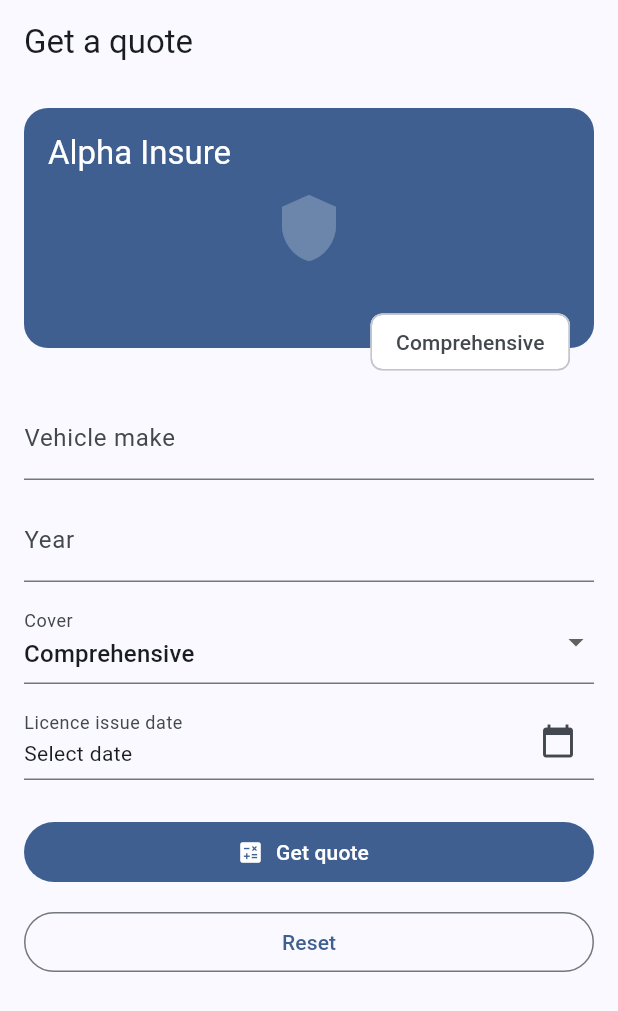
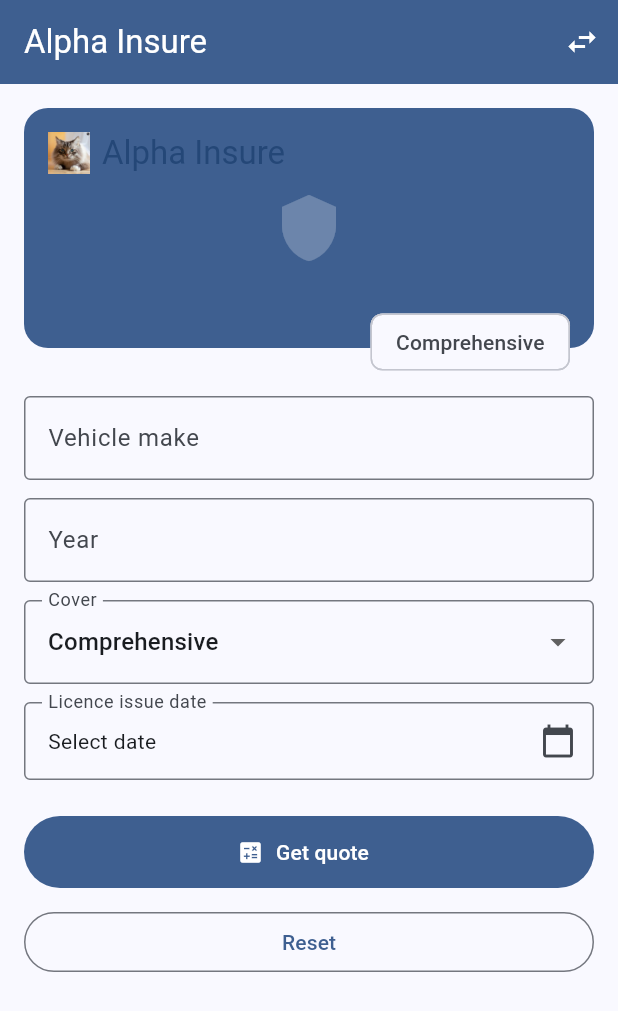
Before and after one commit to Clynton19860/flutter, a Flutter app: the screen it shows after launch, on a phone screen of 412 x 824 dp. Shown: the top 1011 px of the screen. Run offline on Flutter 3.47's test engine with Material 3 defaults, Android fonts, the phone set to English and light mode, and no system bars.

Commit message:
day 2: brand theme

```diff
--- a/quote_app/lib/app.dart
+++ b/quote_app/lib/app.dart
@@ -1,16 +1,31 @@
 import 'package:flutter/material.dart';
+import 'package:quote_app/core/theme/brand_theme.dart';
 import 'package:quote_app/features/quote/presentation/capture_screen.dart';
 
-class QuoteApp extends StatelessWidget {
+class QuoteApp extends StatefulWidget {
   const QuoteApp({super.key});
 
   @override
-  Widget build(BuildContext context) => MaterialApp(
-        title: 'Quote App',
-        theme: ThemeData(
-          colorSchemeSeed: const Color(0xFF0B2545),
-          useMaterial3: true,
+  State<QuoteApp> createState() => _QuoteAppState();
+}
+
+class _QuoteAppState extends State<QuoteApp> {
+  String _brandKey = 'alpha';
+
+  @override
+  Widget build(BuildContext context) {
+    final brand = brands[_brandKey]!;
+    return MaterialApp(
+      title: brand.name,
+      theme: brand.toThemeData(Brightness.light),
+      darkTheme: brand.toThemeData(Brightness.dark),
+      themeMode: ThemeMode.system,
+      home: CaptureScreen(
+        brand: brand,
+        onSwitchBrand: () => setState(
+          () => _brandKey = _brandKey == 'alpha' ? 'beta' : 'alpha',
         ),
-        home: const CaptureScreen(),
-      );
+      ),
+    );
+  }
 }
--- a/quote_app/lib/core/theme/brand_theme.dart
+++ b/quote_app/lib/core/theme/brand_theme.dart
@@ -0,0 +1,50 @@
+// lib/core/theme/brand_theme.dart
+import 'package:flutter/material.dart';
+
+class BrandTheme {
+  const BrandTheme({
+    required this.key,
+    required this.name,
+    required this.seed,
+    required this.logoAsset,
+    this.fontFamily,
+  });
+
+  final String key;
+  final String name;
+  final Color seed;
+  final String logoAsset;
+  final String? fontFamily;
+
+  ThemeData toThemeData(Brightness brightness) {
+    final scheme = ColorScheme.fromSeed(seedColor: seed, brightness: brightness);
+    return ThemeData(
+      colorScheme: scheme,
+      useMaterial3: true,
+      fontFamily: fontFamily,
+      appBarTheme: AppBarThemeData(
+        backgroundColor: scheme.primary,
+        foregroundColor: scheme.onPrimary,
+      ),
+      inputDecorationTheme: const InputDecorationThemeData(border: OutlineInputBorder()),
+      filledButtonTheme: FilledButtonThemeData(
+        style: FilledButton.styleFrom(minimumSize: const Size.fromHeight(48)),
+      ),
+    );
+  }
+}
+
+const brands = <String, BrandTheme>{
+  'alpha': BrandTheme(
+    key: 'alpha',
+    name: 'Alpha Insure',
+    seed: Color(0xFF0B2545),
+    logoAsset: 'assets/brands/alpha.png',
+  ),
+  'beta': BrandTheme(
+    key: 'beta',
+    name: 'Beta Cover',
+    seed: Color(0xFF8B1E3F),
+    logoAsset: 'assets/brands/beta.png',
+  ),
+};
--- a/quote_app/lib/features/quote/presentation/capture_screen.dart
+++ b/quote_app/lib/features/quote/presentation/capture_screen.dart
@@ -1,9 +1,13 @@
 import 'package:flutter/material.dart';
+import 'package:quote_app/core/theme/brand_theme.dart';
 import 'package:quote_app/features/quote/domain/quote_model.dart';
 import 'package:quote_app/features/quote/presentation/capture_form.dart';
 
 class CaptureScreen extends StatelessWidget {
-  const CaptureScreen({super.key});
+  const CaptureScreen({super.key, required this.brand, required this.onSwitchBrand});
+
+  final BrandTheme brand;
+  final VoidCallback onSwitchBrand;
 
   static const _wideBreakpoint = 700.0;
 
@@ -16,20 +20,30 @@ class CaptureScreen extends StatelessWidget {
 
   @override
   Widget build(BuildContext context) => Scaffold(
-        appBar: AppBar(title: const Text('Get a quote')),
+        appBar: AppBar(
+          title: Text(brand.name),
+          actions: [
+            IconButton(
+              icon: const Icon(Icons.swap_horiz),
+              tooltip: 'Switch brand',
+              onPressed: onSwitchBrand,
+            ),
+          ],
+        ),
         body: SafeArea(
           child: LayoutBuilder(
             builder: (context, constraints) {
               final form = CaptureForm(
                 onSubmit: (r) => _showPremium(context, r),
               );
+              final header = _BrandHeader(name: brand.name, logoAsset: brand.logoAsset);
               if (constraints.maxWidth >= _wideBreakpoint) {
                 return Padding(
                   padding: const EdgeInsets.all(16),
                   child: Row(
                     crossAxisAlignment: CrossAxisAlignment.start,
                     children: [
-                      const SizedBox(width: 280, child: _BrandHeader()),
+                      SizedBox(width: 280, child: header),
                       const SizedBox(width: 24),
                       Expanded(
                         child: SingleChildScrollView(child: form),
@@ -42,7 +56,7 @@ class CaptureScreen extends StatelessWidget {
                 padding: const EdgeInsets.all(16),
                 child: Column(
                   children: [
-                    const _BrandHeader(),
+                    header,
                     const SizedBox(height: 32),
                     form,
                   ],
@@ -55,28 +69,39 @@ class CaptureScreen extends StatelessWidget {
 }
 
 class _BrandHeader extends StatelessWidget {
-  const _BrandHeader();
+  const _BrandHeader({required this.name, required this.logoAsset});
+
+  final String name;
+  final String logoAsset;
 
   @override
-  Widget build(BuildContext context) => Stack(
+  Widget build(BuildContext context) {
+    final cs = Theme.of(context).colorScheme;
+    final tt = Theme.of(context).textTheme;
+    return Stack(
       clipBehavior: Clip.none,
       children: [
         Container(
           height: 160,
           decoration: BoxDecoration(
-              color: Theme.of(context).colorScheme.primary,
+            color: cs.primary,
             borderRadius: BorderRadius.circular(16),
           ),
         ),
         Positioned(
           left: 16,
           top: 16,
+          child: Row(
+            children: [
+              Image.asset(logoAsset, height: 28, semanticLabel: '$name logo'),
+              const SizedBox(width: 8),
+              Expanded(
                 child: Text(
-              'Alpha Insure',
-              style: Theme.of(context)
-                  .textTheme
-                  .titleLarge
-                  ?.copyWith(color: Colors.white),
+                  name,
+                  style: tt.titleLarge?.copyWith(color: cs.onPrimaryContainer),
+                ),
+              ),
+            ],
           ),
         ),
         Positioned(
@@ -84,17 +109,22 @@ class _BrandHeader extends StatelessWidget {
           bottom: -20,
           child: Chip(
             label: const Text('Comprehensive'),
-              backgroundColor: Colors.white,
+            backgroundColor: cs.surface,
           ),
         ),
-          const Positioned.fill(
+        Positioned.fill(
           child: Align(
             alignment: Alignment.center,
-              child: Icon(Icons.shield, size: 48, color: Colors.white24),
+            child: Icon(
+              Icons.shield,
+              size: 48,
+              color: Colors.white24,
+            ),
           ),
         ),
       ],
     );
+  }
 }
 
 class PremiumBadge extends StatelessWidget {
--- a/quote_app/pubspec.yaml
+++ b/quote_app/pubspec.yaml
@@ -34,6 +34,7 @@ dependencies:
   # The following adds the Cupertino Icons font to your application.
   # Use with the CupertinoIcons class for iOS style icons.
   cupertino_icons: ^1.0.8
+  intl: ^0.20.3
 
 dev_dependencies:
   flutter_test:
@@ -56,6 +57,9 @@ flutter:
   # included with your application, so that you can use the icons in
   # the material Icons class.
   uses-material-design: true
+
+  assets:
+    - assets/brands/
 
   # To add assets to your application, add an assets section, like this:
   # assets:
```
Also changed, not shown: quote_app/assets/brands/alpha.png (added), quote_app/assets/brands/beta.png (added), quote_app/pubspec.lock, 1 other file. Lines whose indentation alone changed are shown as unchanged.
